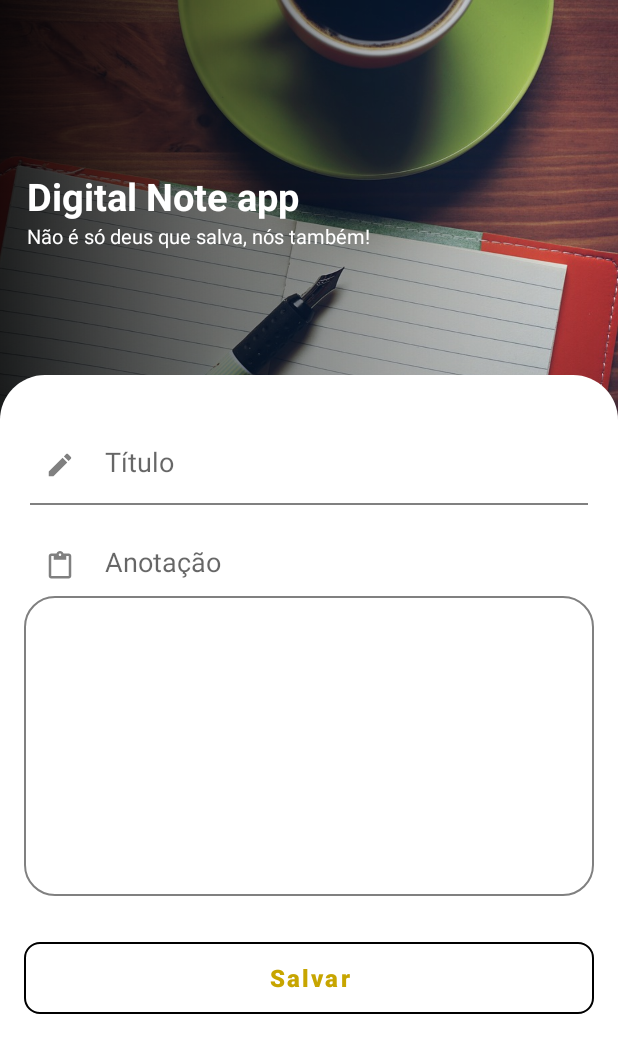
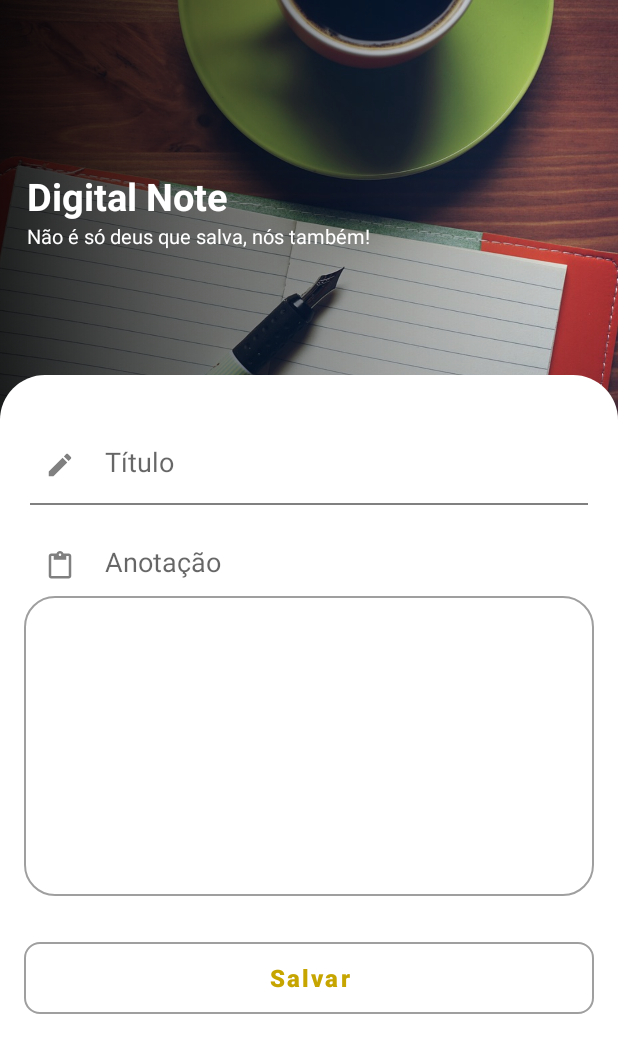
Before and after one commit to jeduardosa/Portifolio, an Android app: the EditNoteActivity screen opened directly, with no data from a screen before it, on a phone screen of 412 x 824 dp. Shown: the top 1053 px of the screen. Run offline under Robolectric (Android 15) with nearby library versions, the phone set to English and light mode, and no system bars.

Commit message:
RecyclerView Adjust

```diff
--- a/app/src/main/res/drawable/button_background.xml
+++ b/app/src/main/res/drawable/button_background.xml
@@ -3,7 +3,7 @@
     <item>
         <shape
             android:shape="rectangle">
-            <stroke android:width="1dp" android:color="@color/colorTextHint" />
+            <stroke android:width="1dp" android:color="@color/colorLayerSemiDark" />
             <solid android:color="#00FF0000" />
             <corners android:radius="10dp"/>
         </shape>
--- a/app/src/main/res/drawable/layer_list.xml
+++ b/app/src/main/res/drawable/layer_list.xml
@@ -3,7 +3,7 @@
     <item>
         <shape
             android:shape="rectangle">
-            <stroke android:width="1dp" android:color="@color/colorTextHint" />
+            <stroke android:width="1dp" android:color="@color/colorLayerSemiDark" />
             <solid android:color="#00FF0000" />
             <corners android:radius="20dp"/>
         </shape>
--- a/app/src/main/res/layout/activity_main.xml
+++ b/app/src/main/res/layout/activity_main.xml
@@ -4,6 +4,8 @@
     xmlns:tools="http://schemas.android.com/tools"
     android:layout_width="match_parent"
     android:layout_height="match_parent"
+    android:padding="8dp"
+    android:background="@color/gray"
     tools:context=".view.MainActivity">
 
     <androidx.recyclerview.widget.RecyclerView
--- a/app/src/main/res/values/dimens.xml
+++ b/app/src/main/res/values/dimens.xml
@@ -1,4 +1,4 @@
 <resources>
     <dimen name="fab_margin">16dp</dimen>
-    <dimen name="layout_half_padding">4dp</dimen>
+    <dimen name="layout_half_padding">8dp</dimen>
 </resources>
--- a/app/src/main/res/values/strings.xml
+++ b/app/src/main/res/values/strings.xml
@@ -1,5 +1,5 @@
 <resources>
-    <string name="app_name">Digital Note app</string>
+    <string name="app_name">Digital Note</string>
     <!-- TODO: Remove or change this placeholder text -->
 
     <string name="txtUltimaedicao">Ultima edição: </string>
```
Also changed, not shown: app/src/main/res/layout/note_model_list.xml (+20 -15 lines), app/src/main/res/values-night/themes.xml (+9 -0 lines), app/src/main/res/values/themes.xml (+5 -5 lines).
